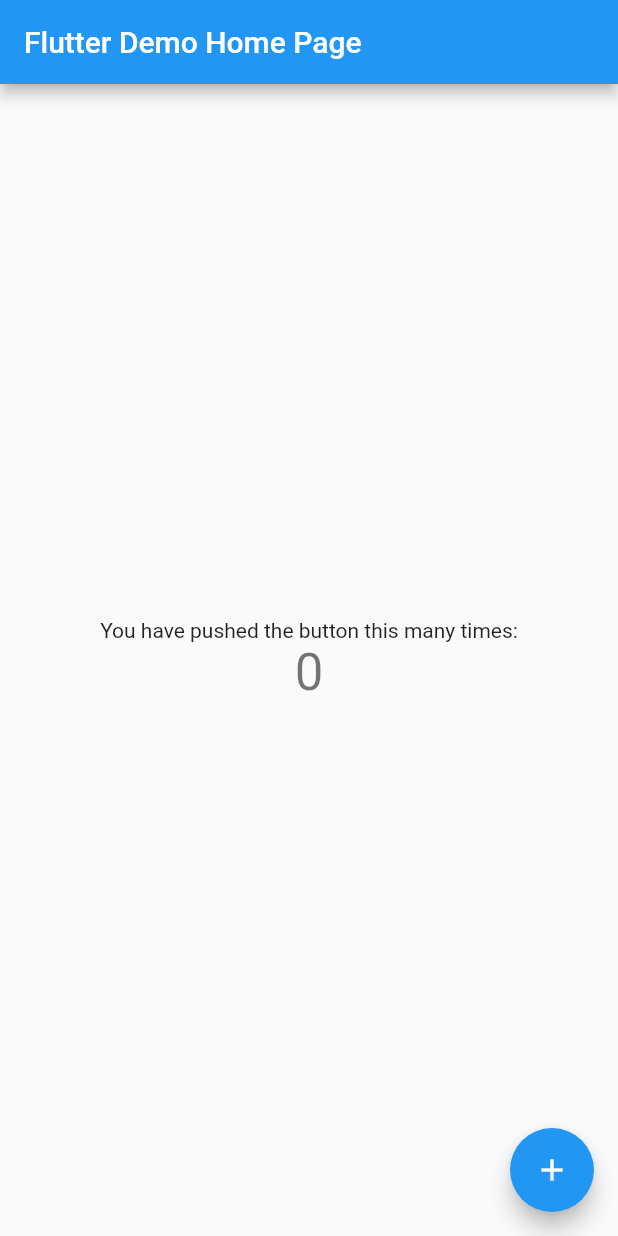
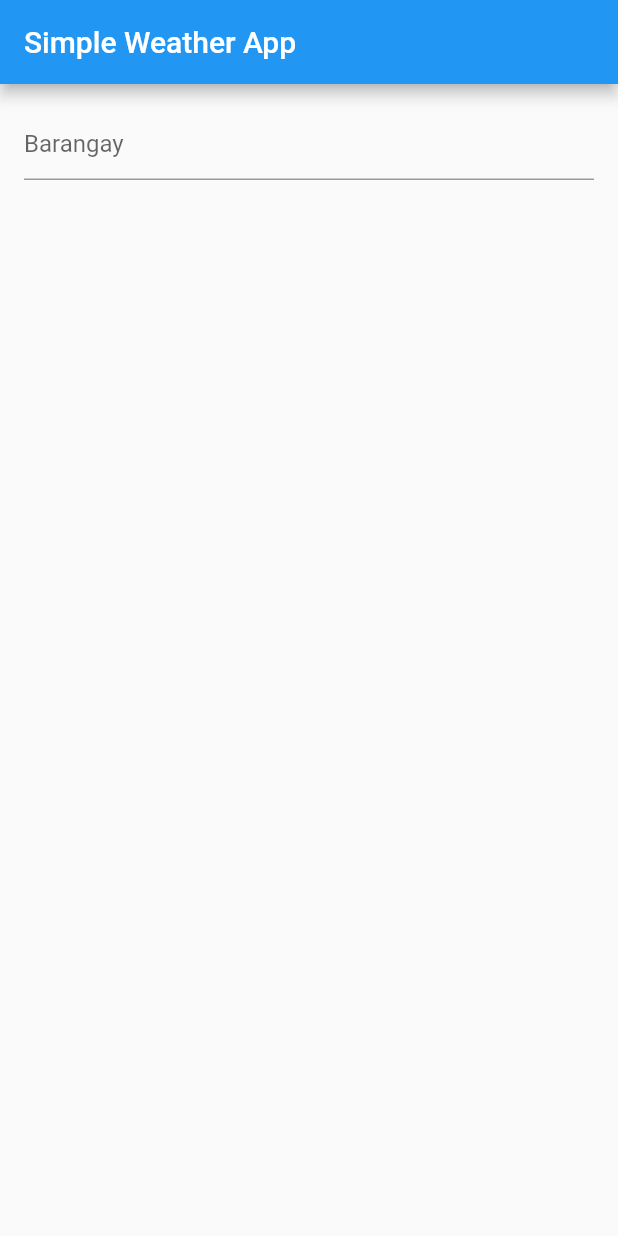
Before and after one commit to mrcprgt/simple_weather_app, a Flutter app: the screen it shows after launch, on a phone screen of 412 x 824 dp. Run offline on Flutter 3.47's test engine with Material 2 defaults, Android fonts, the phone set to English and light mode, and no system bars.

Commit message:
split code from main to separate file

```diff
--- a/lib/main.dart
+++ b/lib/main.dart
@@ -1,111 +1,11 @@
 import 'package:flutter/material.dart';
+import 'package:simple_weather_app/views/home.dart';
 
 void main() => runApp(MyApp());
 
 class MyApp extends StatelessWidget {
-  // This widget is the root of your application.
   @override
   Widget build(BuildContext context) {
-    return MaterialApp(
-      title: 'Flutter Demo',
-      theme: ThemeData(
-        // This is the theme of your application.
-        //
-        // Try running your application with "flutter run". You'll see the
-        // application has a blue toolbar. Then, without quitting the app, try
-        // changing the primarySwatch below to Colors.green and then invoke
-        // "hot reload" (press "r" in the console where you ran "flutter run",
-        // or simply save your changes to "hot reload" in a Flutter IDE).
-        // Notice that the counter didn't reset back to zero; the application
-        // is not restarted.
-        primarySwatch: Colors.blue,
-      ),
-      home: MyHomePage(title: 'Flutter Demo Home Page'),
-    );
+    return MaterialApp(title: 'Sample Weather App', home: Home());
   }
 }
-
-class MyHomePage extends StatefulWidget {
-  MyHomePage({Key key, this.title}) : super(key: key);
-
-  // This widget is the home page of your application. It is stateful, meaning
-  // that it has a State object (defined below) that contains fields that affect
-  // how it looks.
-
-  // This class is the configuration for the state. It holds the values (in this
-  // case the title) provided by the parent (in this case the App widget) and
-  // used by the build method of the State. Fields in a Widget subclass are
-  // always marked "final".
-
-  final String title;
-
-  @override
-  _MyHomePageState createState() => _MyHomePageState();
-}
-
-class _MyHomePageState extends State<MyHomePage> {
-  int _counter = 0;
-
-  void _incrementCounter() {
-    setState(() {
-      // This call to setState tells the Flutter framework that something has
-      // changed in this State, which causes it to rerun the build method below
-      // so that the display can reflect the updated values. If we changed
-      // _counter without calling setState(), then the build method would not be
-      // called again, and so nothing would appear to happen.
-      _counter++;
-    });
-  }
-
-  @override
-  Widget build(BuildContext context) {
-    // This method is rerun every time setState is called, for instance as done
-    // by the _incrementCounter method above.
-    //
-    // The Flutter framework has been optimized to make rerunning build methods
-    // fast, so that you can just rebuild anything that needs updating rather
-    // than having to individually change instances of widgets.
-    return Scaffold(
-      appBar: AppBar(
-        // Here we take the value from the MyHomePage object that was created by
-        // the App.build method, and use it to set our appbar title.
-        title: Text(widget.title),
-      ),
-      body: Center(
-        // Center is a layout widget. It takes a single child and positions it
-        // in the middle of the parent.
-        child: Column(
-          // Column is also a layout widget. It takes a list of children and
-          // arranges them vertically. By default, it sizes itself to fit its
-          // children horizontally, and tries to be as tall as its parent.
-          //
-          // Invoke "debug painting" (press "p" in the console, choose the
-          // "Toggle Debug Paint" action from the Flutter Inspector in Android
-          // Studio, or the "Toggle Debug Paint" command in Visual Studio Code)
-          // to see the wireframe for each widget.
-          //
-          // Column has various properties to control how it sizes itself and
-          // how it positions its children. Here we use mainAxisAlignment to
-          // center the children vertically; the main axis here is the vertical
-          // axis because Columns are vertical (the cross axis would be
-          // horizontal).
-          mainAxisAlignment: MainAxisAlignment.center,
-          children: <Widget>[
-            Text(
-              'You have pushed the button this many times:',
-            ),
-            Text(
-              '$_counter',
-              style: Theme.of(context).textTheme.display1,
-            ),
-          ],
-        ),
-      ),
-      floatingActionButton: FloatingActionButton(
-        onPressed: _incrementCounter,
-        tooltip: 'Increment',
-        child: Icon(Icons.add),
-      ), // This trailing comma makes auto-formatting nicer for build methods.
-    );
-  }
-}
--- /dev/null
+++ b/lib/views/home.dart
@@ -0,0 +1,31 @@
+import 'package:flutter/material.dart';
+
+class Home extends StatefulWidget {
+  @override
+  _HomeState createState() => _HomeState();
+}
+
+class _HomeState extends State<Home> {
+  @override
+  Widget build(BuildContext context) {
+    return SafeArea(
+      child: Scaffold(
+        appBar: AppBar(
+          title: Text('Simple Weather App'),
+        ),
+        body: Center(
+          child: Container(
+            padding: EdgeInsets.all(16),
+            child: Column(
+              children: <Widget>[
+                TextField(
+                  decoration: InputDecoration(hintText: "Barangay"),
+                )
+              ],
+            ),
+          ),
+        ),
+      ),
+    );
+  }
+}
```
